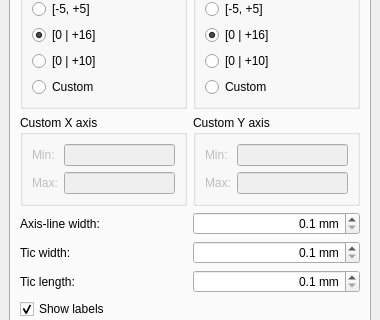
Above: kmplot/editcoords.ui from KDE/kmplot before the change; both pictures show x 0 to 380 and y 100 to 420 of the 380 by 575 pixel window. Below: the same form after it.
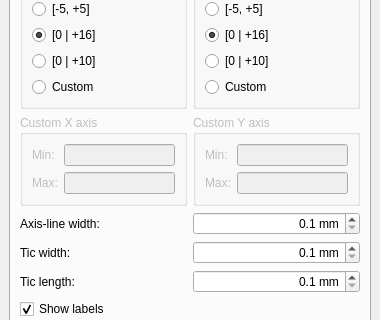
That is the form after the change. Custom widgets are drawn as their Qt base class.

Commit message: - Fixed drawing of polar grid. - Improved the naming of some member variables of View.

```diff
--- a/kmplot/editcoords.ui
+++ b/kmplot/editcoords.ui
@@ -34,6 +34,9 @@
        </property>
        <item row="1" column="1" >
         <widget class="QGroupBox" name="groupBox_2" >
+         <property name="enabled" >
+          <bool>false</bool>
+         </property>
          <property name="title" >
           <string>Custom Y axis</string>
          </property>
@@ -429,6 +432,9 @@
        </item>
        <item row="1" column="0" >
         <widget class="QGroupBox" name="groupBox" >
+         <property name="enabled" >
+          <bool>false</bool>
+         </property>
          <property name="title" >
           <string>Custom X axis</string>
          </property>
```
Left out of the diff: 138 changed lines with no effect on the pictures. The commit also changes 2 other files.
